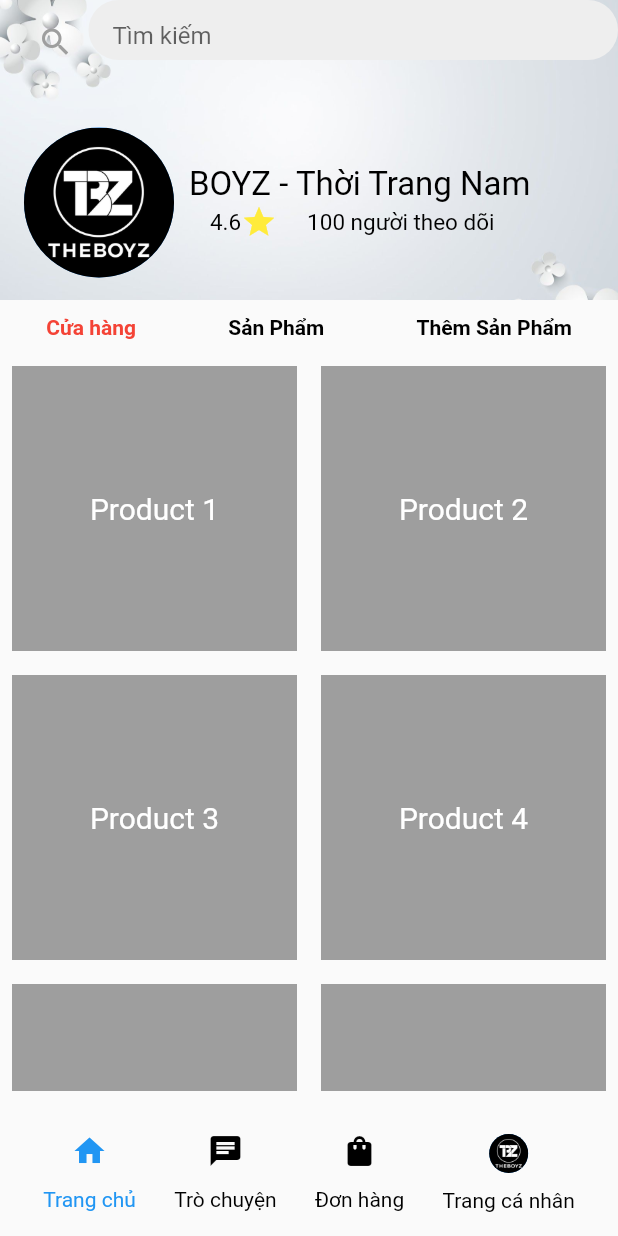
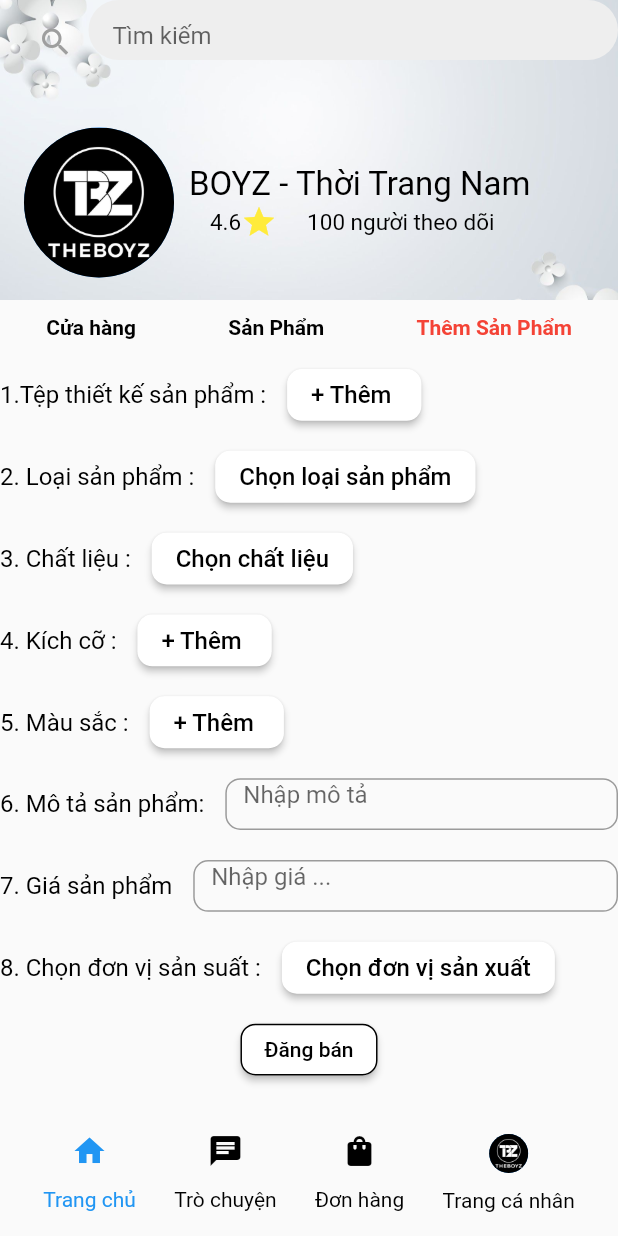
Before and after one commit to TrieuTkien02/POD-Mobile-App, a Flutter app: the screen it shows after launch, on a phone screen of 412 x 824 dp. Run offline on Flutter 3.47's test engine with Material 2 defaults, Android fonts, the phone set to English and light mode, and no system bars; our stand-ins replace cloud_firestore, firebase_auth, firebase_core, firebase_messaging, firebase_storage, fluttertoast and 1 more; accounts and stored records are empty.

Commit message:
Đăng bán sản phẩm

```diff
--- a/lib/Pages/ThemSanPham.dart
+++ b/lib/Pages/ThemSanPham.dart
@@ -1,12 +1,26 @@
 import 'package:flutter/material.dart';
 import 'package:partnerapp/Values/app_assets.dart';
-
-
+import 'package:image_picker/image_picker.dart';
+import 'dart:io';
+import 'package:partnerapp/models/addproduct.dart';
 void main() {
   runApp(ThemSanPham());
 }
 
-class ThemSanPham extends StatelessWidget {
+class ThemSanPham extends StatefulWidget {
+  @override
+  _ThemSanPhamState createState() => _ThemSanPhamState();
+}
+
+class _ThemSanPhamState extends State<ThemSanPham> {
+  late File? _selectedImage;
+
+  @override
+  void initState() {
+    super.initState();
+    _selectedImage = null; // Khởi tạo _selectedImage với giá trị null
+  }
+
   @override
   Widget build(BuildContext context) {
     return MaterialApp(
@@ -14,20 +28,7 @@ class ThemSanPham extends StatelessWidget {
       theme: ThemeData(
         primarySwatch: Colors.blue,
       ),
-      home: MyHomePage(),
-    );
-  }
-}
-
-class MyHomePage extends StatefulWidget {
-  @override
-  _MyHomePageState createState() => _MyHomePageState();
-}
-
-class _MyHomePageState extends State<MyHomePage> {
-  @override
-  Widget build(BuildContext context) {
-    return Scaffold(
+      home: Scaffold(
       body: Column(
         children: [
           Container(
@@ -187,19 +188,33 @@ class _MyHomePageState extends State<MyHomePage> {
                           style: TextStyle(color: Colors.black, fontSize: 16),), // Widget Text
                         SizedBox(width: 10), // Khoảng cách giữa Text và Button
                         ElevatedButton(
-
-                          onPressed: () {
-                            // Xử lý sự kiện khi nhấn nút
+                          onPressed: () async {
+                            final picker = ImagePicker();
+                            final pickedImage =
+                            await picker.getImage(source: ImageSource.gallery);
+                            if (pickedImage != null) {
+                              setState(() {
+                                _selectedImage = File(pickedImage.path);
+                              });
+                            }
                           },
-                          child: Text('+ Thêm ',
-                            style: TextStyle(color: Colors.black, fontSize: 16),),
+                          child: _selectedImage != null
+                              ? Image.file(
+                            _selectedImage!,
+                            height: 100,
+                            width: 100,
+                          )
+                              : Text(
+                            '+ Thêm ',
+                            style: TextStyle(color: Colors.black, fontSize: 16),
+                          ),
                           style: ElevatedButton.styleFrom(
-                            primary: Colors.white, // Màu nền trắng
-                            onPrimary: Colors.black, // Màu chữ đen
+                            primary: Colors.white,
+                            onPrimary: Colors.black,
                             shape: RoundedRectangleBorder(
-                              borderRadius: BorderRadius.circular(10), // Viền đen bo tròn
+                              borderRadius: BorderRadius.circular(10),
                             ),
-                          ),// Widget Button
+                          ),
                         ),
 
                       ],
@@ -401,7 +416,17 @@ class _MyHomePageState extends State<MyHomePage> {
                     alignment: Alignment.center,
                     child: ElevatedButton(
                       onPressed: () {
-                        // Xử lý sự kiện khi nhấn nút "Đăng bán"
+                        // Tạo một đối tượng Product từ dữ liệu nhập vào
+                        Product newProduct = Product(
+                          name: 'Tên sản phẩm',
+                          description: 'Mô tả sản phẩm',
+                          price: 10.0, // Giá sản phẩm
+                          category: 'Danh mục sản phẩm',
+                          image: _selectedImage!,
+                        );
+
+                        // Gọi hàm addProductToFirestore để đăng sản phẩm lên Firestore
+                        addProductToFirestore(newProduct);
                       },
                       child: Text(
                         'Đăng bán',
@@ -493,6 +518,7 @@ class _MyHomePageState extends State<MyHomePage> {
           ),
         ],
       ),
+      )
     );
   }
 }
--- a/lib/main.dart
+++ b/lib/main.dart
@@ -1,8 +1,7 @@
 import 'package:flutter/material.dart';
-import 'package:partnerapp/Pages/TrangChu.dart';
+import 'package:partnerapp/Pages/ThemSanPham.dart';
 import 'constants/theme.dart';
 import 'package:firebase_core/firebase_core.dart';
-
 import 'firebase/firebase_auth_helper.dart';
 import 'firebase/firebase_options.dart';
 
@@ -28,9 +27,9 @@ class MyApp extends StatelessWidget {
         stream: FirebaseAuthHelper.instance.getAuthChange,
         builder: (context, snapshot) {
           if (snapshot.hasData) {
-            return MyHomePage();
+            return ThemSanPham();
           }
-          return MyHomePage();
+          return ThemSanPham();
         },
       ),
     );
--- /dev/null
+++ b/lib/models/addproduct.dart
@@ -0,0 +1,77 @@
+import 'dart:io';
+import 'package:firebase_core/firebase_core.dart';
+import 'package:firebase_storage/firebase_storage.dart';
+import 'package:cloud_firestore/cloud_firestore.dart';
+import 'package:image_picker/image_picker.dart';
+
+class Product {
+  final String name;
+  final String description;
+  final double price;
+  final String category;
+  final File image;
+
+  Product({
+    required this.name,
+    required this.description,
+    required this.price,
+    required this.category,
+    required this.image,
+  });
+}
+
+Future<void> addProductToFirestore(Product product) async {
+  try {
+    // Khởi tạo Firebase
+    await Firebase.initializeApp();
+
+    // Upload hình ảnh lên Firebase Storage
+    final String imageName = DateTime.now().millisecondsSinceEpoch.toString();
+    final Reference storageRef =
+    FirebaseStorage.instance.ref().child('product_images/$imageName.jpg');
+    final UploadTask uploadTask = storageRef.putFile(product.image);
+    final TaskSnapshot storageSnapshot = await uploadTask.whenComplete(() {});
+    final String imageUrl = await storageSnapshot.ref.getDownloadURL();
+
+    // Tạo một tham chiếu đến collection 'products'
+    final CollectionReference productsRef =
+    FirebaseFirestore.instance.collection('categories');
+
+// Thêm dữ liệu sản phẩm vào collection 'products'
+    final newProductDoc = await productsRef.add({
+      'name': product.name,
+      'description': product.description,
+      'price': product.price,
+      'image_url': imageUrl,
+      'category': product.category,
+    });
+
+// Lấy ID của tài liệu mới tạo
+    final newProductId = newProductDoc.id;
+
+// Cập nhật tài liệu sản phẩm vào trường "categories"
+    final categoriesRef = FirebaseFirestore.instance.collection('categories');
+    final categoryDoc = await categoriesRef.doc(product.category).get();
+    if (categoryDoc.exists) {
+      // Nếu tài liệu category đã tồn tại, thêm sản phẩm vào trường "products" của category
+      await categoryDoc.reference.update({
+        'products': FieldValue.arrayUnion([newProductDoc.id])
+      });
+    } else {
+      // Nếu tài liệu category chưa tồn tại, tạo mới và thêm sản phẩm vào trường "products" của category
+      await categoriesRef.doc(product.category).set({
+        'products': [newProductDoc.id]
+      });
+    }
+
+
+
+
+
+
+
+    print('Thêm sản phẩm thành công!');
+  } catch (error) {
+    print('Lỗi khi thêm sản phẩm: $error');
+  }
+}
```
Also changed, not shown: pubspec.yaml (+21 -7 lines), pubspec.lock, 2 other files.
